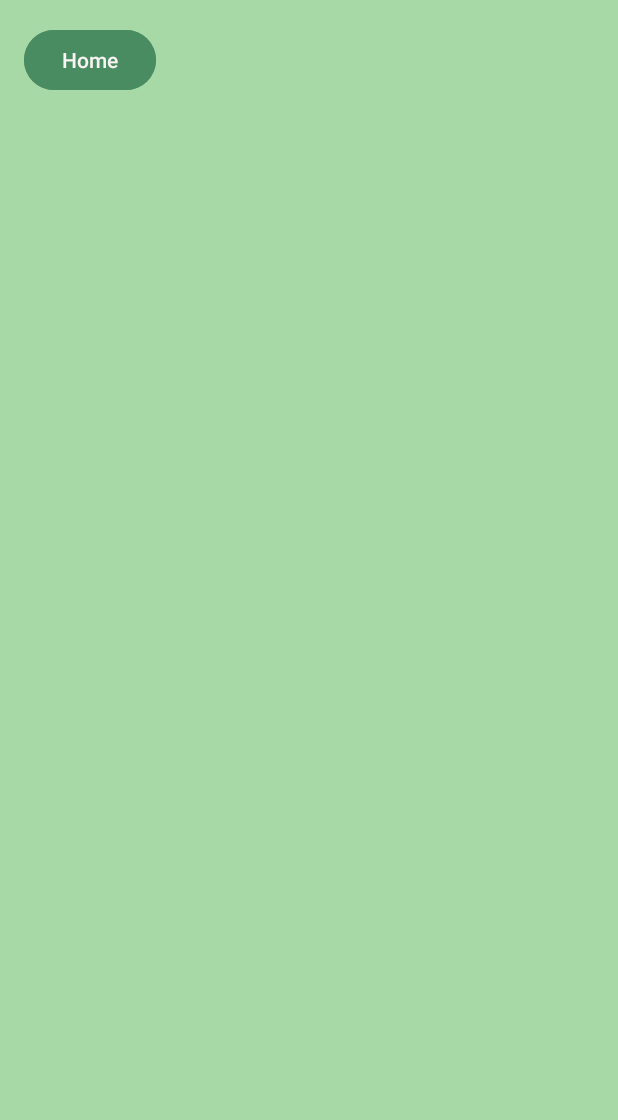
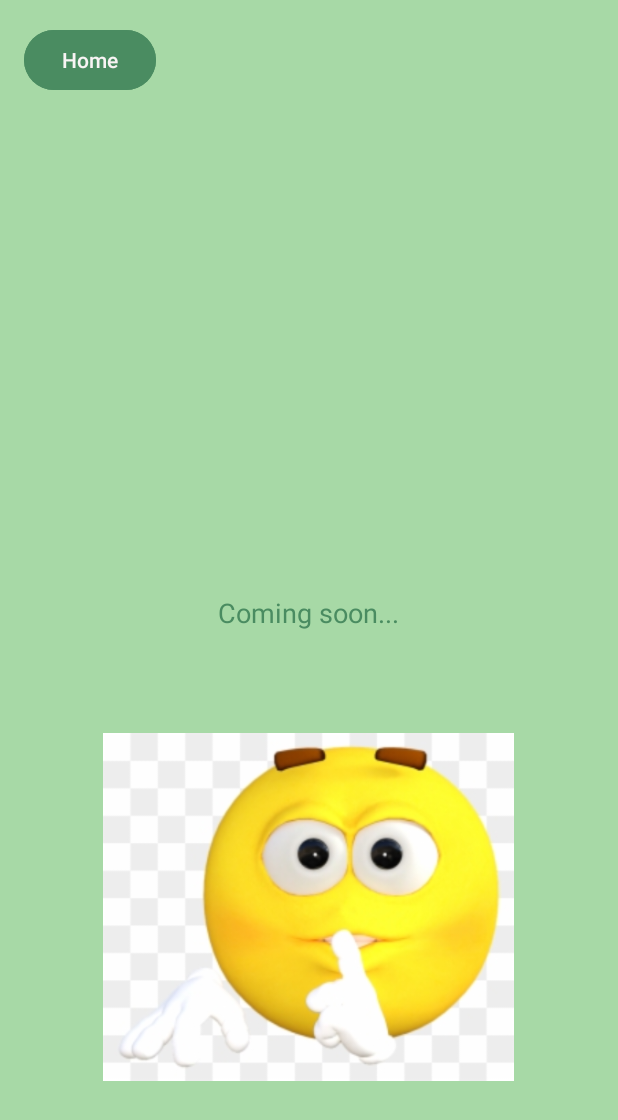
Before and after one commit to MajdDev23/CS2063_Project_Team6, an Android app: the CustomizeActivity screen opened directly, with no data from a screen before it, on a phone screen of 412 x 824 dp. Shown: the top 1120 px of the screen. Run offline under Robolectric (Android 15) with nearby library versions, the light colour scheme and no system bars.

Commit message:
coming soon message

```diff
--- a/PlantPal2/app/src/main/res/layout/activity_customize.xml
+++ b/PlantPal2/app/src/main/res/layout/activity_customize.xml
@@ -15,5 +15,25 @@
         android:text="Home"
         android:textColor="#F8F4F4"/>
 
+    <TextView
+        android:id="@+id/coming_soon"
+        android:layout_width="wrap_content"
+        android:layout_height="wrap_content"
+        android:layout_below="@+id/home_btn"
+        android:layout_marginTop="316dp"
+        android:layout_centerInParent="true"
+        android:paddingBottom="8dp"
+        android:text="Coming soon..."
+        android:textColor="#4A8C61"
+        android:textSize="18sp" />
+
+    <ImageView
+        android:id="@+id/task_plant"
+        android:layout_width="274dp"
+        android:layout_height="320dp"
+        android:layout_below="@id/coming_soon"
+        android:layout_centerHorizontal="true"
+        android:layout_marginTop="16dp"
+        android:src="@drawable/shushemoji" />
     <!-- Placeholder for customization options -->
 </RelativeLayout>
```
Also changed, not shown: PlantPal2/app/src/main/res/drawable/shushemoji.png (added).
